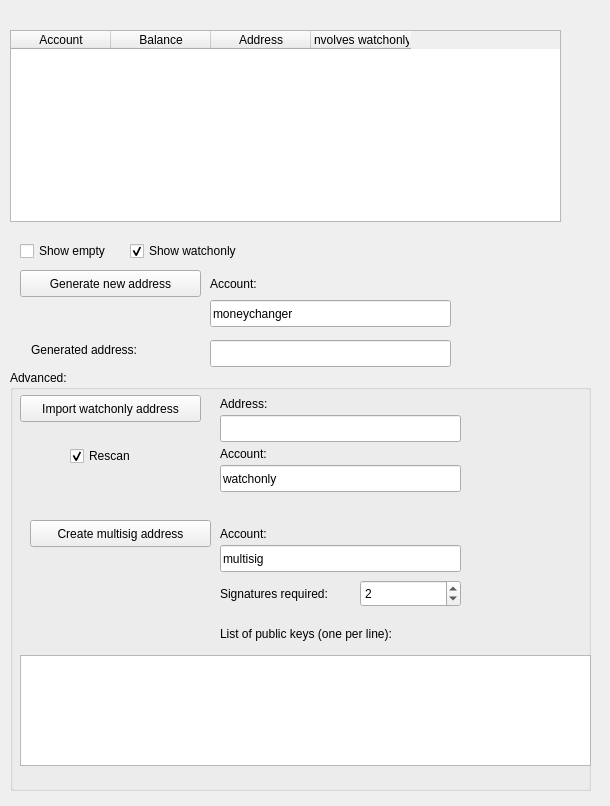
Open-Transactions/Moneychanger, file src/gui/widgets/btcreceivedlg.ui: the form before one commit.
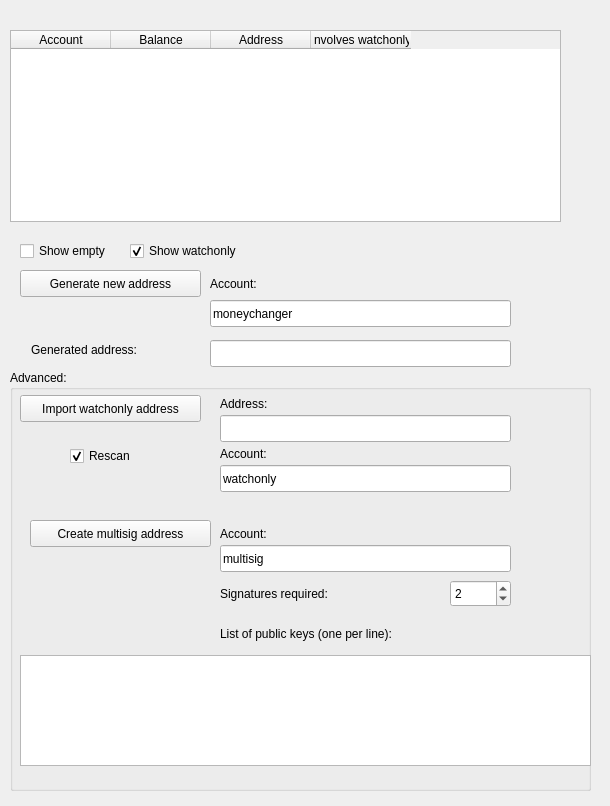
The form after the commit.

Commit message: added advanced send menu for raw/multisig transactions to bitcoin send dialog

Patch:
```diff
--- a/src/gui/widgets/btcreceivedlg.ui
+++ b/src/gui/widgets/btcreceivedlg.ui
@@ -142,9 +142,9 @@
    <widget class="QSpinBox" name="spinSigsRequired">
     <property name="geometry">
      <rect>
-      <x>350</x>
+      <x>440</x>
       <y>210</y>
-      <width>101</width>
+      <width>61</width>
       <height>27</height>
      </rect>
     </property>
@@ -173,7 +173,7 @@
      <rect>
       <x>210</x>
       <y>45</y>
-      <width>241</width>
+      <width>291</width>
       <height>27</height>
      </rect>
     </property>
@@ -209,7 +209,7 @@
      <rect>
       <x>210</x>
       <y>95</y>
-      <width>241</width>
+      <width>291</width>
       <height>27</height>
      </rect>
     </property>
@@ -251,7 +251,7 @@
      <rect>
       <x>210</x>
       <y>175</y>
-      <width>241</width>
+      <width>291</width>
       <height>27</height>
      </rect>
     </property>
@@ -291,7 +291,7 @@
     <rect>
      <x>210</x>
      <y>300</y>
-     <width>241</width>
+     <width>301</width>
      <height>27</height>
     </rect>
    </property>
@@ -317,7 +317,7 @@
     <rect>
      <x>210</x>
      <y>340</y>
-     <width>241</width>
+     <width>301</width>
      <height>27</height>
     </rect>
    </property>
```
The commit also changes 3 other files.
